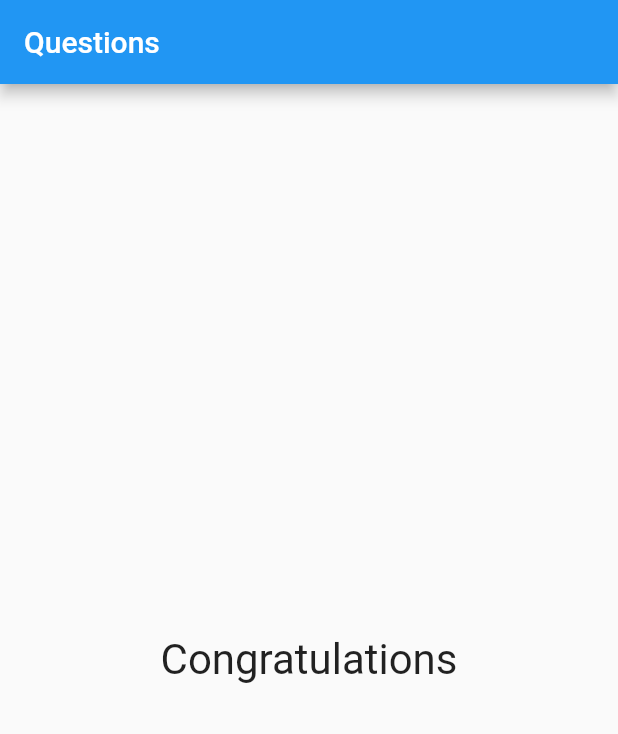
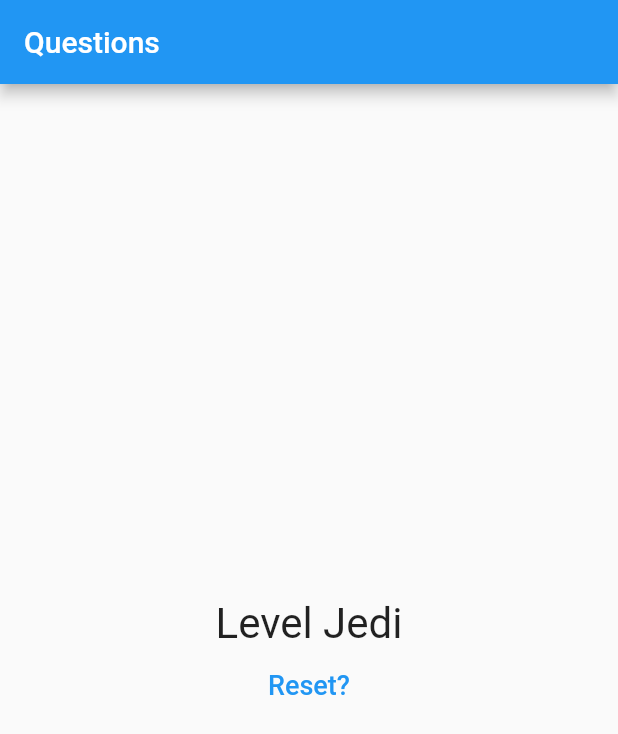
Before and after one commit to kenjimaeda54/questions-dart, a Flutter app: the screen it shows after launch, after a tap on "Black", after a tap on "Snak", after a tap on "Leo", on a phone screen of 412 x 824 dp. Shown: the top 734 px of the screen. Run offline on Flutter 3.47's test engine with Material 2 defaults, Android fonts, the phone set to English and light mode, and no system bars.

Commit message:
feat: finished project

```diff
--- a/lib/main.dart
+++ b/lib/main.dart
@@ -10,7 +10,13 @@ class QuestionState extends State<QuestionApp>  {
   //VARS
   late var _questionsIndexSelected = 0;
   late String  _questionSelected = "What your color favorite?";
-  late List<String> answers =   ["Black", "Red", "Green", "White" ];
+  late List<Map<String,Object>> answers =   [
+    {"text":"Black", "point": 10 },
+    {"text": "Red", "point": 7},
+    {"text":"Green", "point": 3},
+    {"text":"White","point": 1},
+  ];
+  late int  _punctuation = 0;
 
   var questions = [
     {
@@ -19,7 +25,7 @@ class QuestionState extends State<QuestionApp>  {
         {"text":"Black", "point": 10 },
         {"text": "Red", "point": 7},
         {"text":"Green", "point": 3},
-        {"texst":"White","point": 1},
+        {"text":"White","point": 1},
       ],
     },
     {
@@ -42,15 +48,30 @@ class QuestionState extends State<QuestionApp>  {
     },
   ];
 
-  void handleAnswer() {
+  void handleRest() {
+    setState(() {
+      _questionsIndexSelected = 0;
+      _punctuation = 0;
+      answers =  [
+        {"text":"Black", "point": 10 },
+        {"text": "Red", "point": 7},
+        {"text":"Green", "point": 3},
+        {"text":"White","point": 1},
+      ];
+      _questionSelected = "What your color favorite?";
+    });
+  }
+
+  void handleAnswer(int punctuation) {
     setState(() {
         _questionsIndexSelected += 1;
+        _punctuation += punctuation;
         if (_questionsIndexSelected < questions.length) {
           //para alterar a view precisa colocar dentro do setState
           final  answerCurrent = questions[_questionsIndexSelected]["answer"] as List<Map<String,Object>>;
           //para realizar o cast em outras linguages e com o  as
           //aqui precisa realmente aplicar o cast()
-          answers =  answerCurrent.map((it) => it["text"]).toList().cast();
+          answers =  answerCurrent.map((it) => it).toList().cast();
           _questionSelected = questions[_questionsIndexSelected]["text"] as String;
         }
     });
@@ -69,7 +90,7 @@ class QuestionState extends State<QuestionApp>  {
         ),
         body: _questionsIndexSelected < questions.length  ?
            Quiz(answer: answers, question: _questionSelected, handleAnswer: handleAnswer)
-            : const Results("Congratulations")
+            :  Results(punctuation: _punctuation, handleRest: handleRest)
       ),
     );
   }
--- a/lib/quiz.dart
+++ b/lib/quiz.dart
@@ -3,9 +3,9 @@ import "./anwser.dart";
 import "./question.dart";
 
 class Quiz extends StatelessWidget {
-  final List<String> answer;
+  final List<Map<String,Object>> answer;
   final String question;
-  final void Function() handleAnswer;
+  final void Function(int) handleAnswer;
 
   const Quiz({
     super.key,
@@ -23,7 +23,7 @@ class Quiz extends StatelessWidget {
         //identico e feito em aplicacoes React native e React js
         //diferenca que precisamos espalhar os valores com spreed operator
         ...answer.map((it) =>
-            Answer(it, handleAnswer),
+            Answer("${it["text"]}",()=> handleAnswer(it["point"] as int)),
         )
       ],
     );
--- a/lib/results.dart
+++ b/lib/results.dart
@@ -3,19 +3,45 @@ import "package:flutter/material.dart";
 
 class Results extends StatelessWidget {
 
-  final String results;
+  final int punctuation;
+  final void Function() handleRest;
 
-  const Results(this.results,{Key? key}) : super(key: key);
+  const Results({super.key, required this.punctuation,required this.handleRest});
 
-
+  String get phraseResult {
+    if(punctuation  < 8) {
+      return "Congratulations";
+    }
+    if (punctuation < 12) {
+      return "You is good";
+    }
+    if (punctuation < 16) {
+      return "Impressive";
+    }
+    return "Level Jedi";
+  }
 
   @override
   Widget build(BuildContext context) {
-    return  Center(
-      child: Text(
-        results,
-       style: const TextStyle(fontSize: 28),
+    return  Column(
+      mainAxisAlignment: MainAxisAlignment.center,
+      children: [
+        Center(
+          child:  Text(
+            phraseResult,
+            style: const TextStyle(fontSize: 28),
+          ),
         ),
+        TextButton(
+            onPressed: handleRest,
+            child: const  Text("Reset?",
+              style: TextStyle(
+                fontSize: 18,
+                color: Colors.blue
+              ),
+            )
+        )
+      ],
     );
   }
 }
```
Also changed, not shown: 1 other file.
